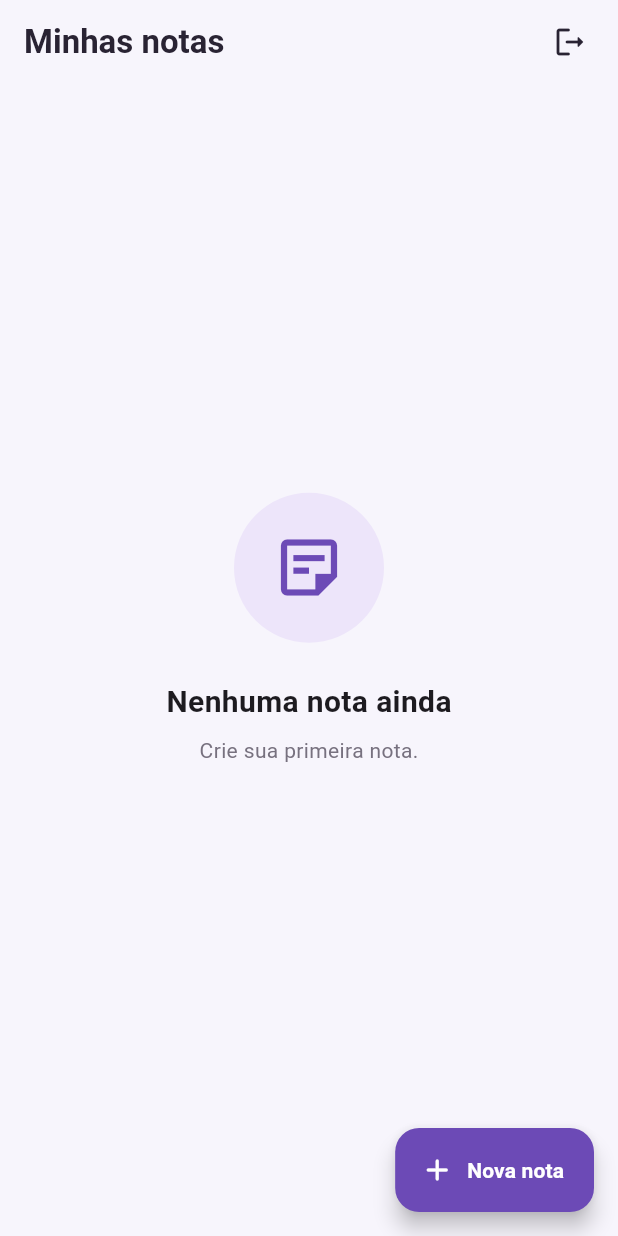
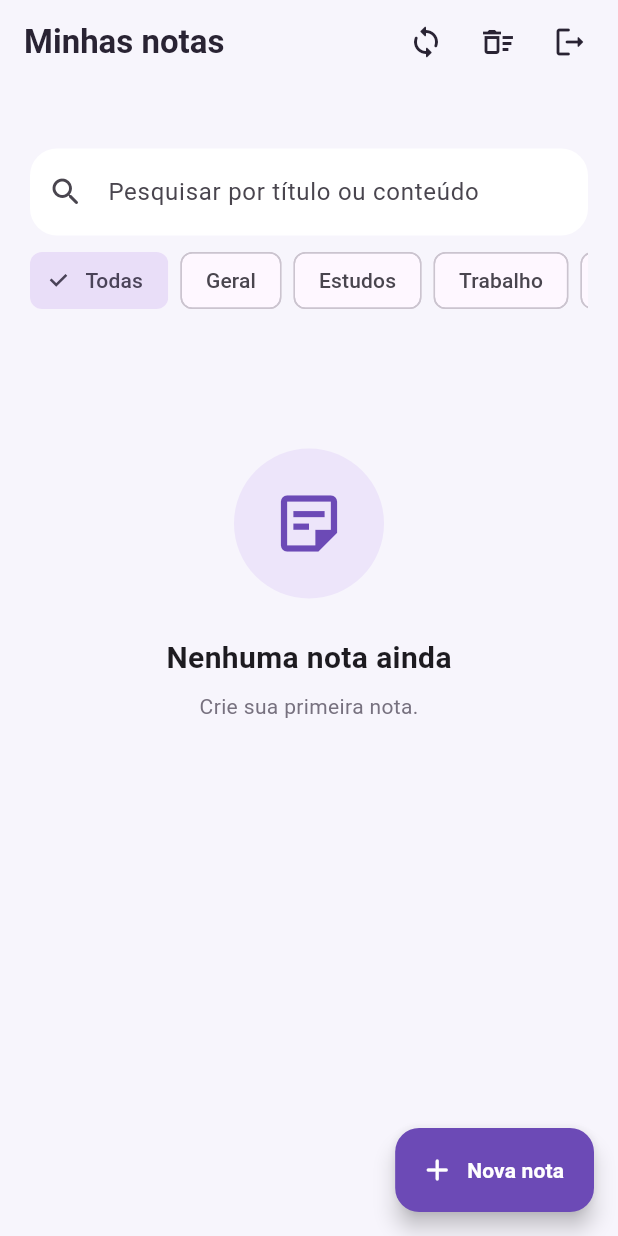
Before and after one commit to LopesBrendinha/bloco_de_nota_turma_B, a Flutter app: the NotesPage screen opened directly, on a phone screen of 412 x 824 dp. Run offline on Flutter 3.47's test engine with Material 3 defaults, Android fonts, the phone set to English and light mode, and no system bars; our stand-ins replace cloud_firestore, firebase_auth, firebase_core, sqflite; accounts and stored records are empty.

Commit message:
feat: pesquisa por título/conteúdo, filtro por categoria e sincronização na tela de notas
Co-Authored-By: Claude Opus 5.5 <noreply@anthropic.com>

```diff
--- a/lib/screens/notes_page.dart
+++ b/lib/screens/notes_page.dart
@@ -1,85 +1,117 @@
 import 'package:firebase_auth/firebase_auth.dart';
 import 'package:flutter/material.dart';
 
-import '../database/database_helper.dart';
 import '../models/note.dart';
+import '../repositories/note_repository.dart';
 import '../services/auth_service.dart';
 import '../widgets/note_card.dart';
 import 'login_page.dart';
 import 'note_form_page.dart';
+import 'trash_page.dart';
 
 class NotesPage extends StatefulWidget {
-  const NotesPage({super.key});
+  final NoteRepository? repository;
+
+  const NotesPage({super.key, this.repository});
 
   @override
   State<NotesPage> createState() => _NotesPageState();
 }
 
 class _NotesPageState extends State<NotesPage> {
-  final DatabaseHelper database = DatabaseHelper.instance;
-
+  late final NoteRepository repository = widget.repository ?? NoteRepository();
   final AuthService authService = AuthService();
+  final searchController = TextEditingController();
 
   List<Note> notes = [];
+  List<String> categories = [];
+  String? selectedCategory; // null = todas
+  bool syncing = false;
+
+  String? get uid => FirebaseAuth.instance.currentUser?.uid;
 
   @override
   void initState() {
     super.initState();
+    // Mostra primeiro o que está no aparelho e depois atualiza com a nuvem.
+    loadNotes().then((_) => syncNow(silent: true));
+  }
 
-    loadNotes();
+  @override
+  void dispose() {
+    searchController.dispose();
+    super.dispose();
+  }
+
+  void showMessage(String text, {SnackBarAction? action}) {
+    if (!mounted) return;
+    ScaffoldMessenger.of(context)
+      ..hideCurrentSnackBar()
+      ..showSnackBar(SnackBar(content: Text(text), action: action));
   }
 
   Future<void> loadNotes() async {
-    // Recuperamos o usuário atualmente
-    // autenticado no Firebase.
-    final user = FirebaseAuth.instance.currentUser;
+    final uid = this.uid;
+    if (uid == null) return;
 
-    // Se não houver usuário,
-    // não podemos buscar as notas.
-    if (user == null) return;
-
-    // Enviamos o UID para o banco local.
-    //
-    // O banco irá buscar somente as notas
-    // pertencentes a esse usuário.
-    final result = await database.getNotes(user.uid);
+    final result = await repository.getNotes(
+      uid,
+      query: searchController.text,
+      category: selectedCategory,
+    );
+    final cats = await repository.getCategories(uid);
 
     if (mounted) {
-      // Atualizamos a lista utilizada
-      // pela interface.
       setState(() {
         notes = result;
+        categories = cats;
       });
     }
   }
 
-  Future<void> deleteNote(int id) async {
-    // Enviamos o ID da nota para o banco.
-    //
-    // O banco executará:
-    //
-    // DELETE FROM notes
-    // WHERE id = ?
-    //
-    // O ? será substituído pelo ID.
-    await database.deleteNote(id);
+  Future<void> syncNow({bool silent = false}) async {
+    final uid = this.uid;
+    if (uid == null || syncing) return;
 
-    // Depois de excluir,
-    // buscamos novamente as notas.
+    setState(() => syncing = true);
+    final ok = await repository.sync(uid);
+    if (!mounted) return;
+    setState(() => syncing = false);
     await loadNotes();
 
-    if (mounted) {
-      ScaffoldMessenger.of(
-        context,
-      ).showSnackBar(const SnackBar(content: Text('Nota excluída.')));
+    if (!ok) {
+      showMessage('Sem conexão com a nuvem. Exibindo as notas salvas no aparelho.');
+    } else if (!silent) {
+      showMessage('Notas sincronizadas.');
     }
+  }
+
+  void reportSave(bool? synced) {
+    if (synced == false) {
+      showMessage('Salva no aparelho. Será enviada à nuvem quando houver conexão.');
+    }
+  }
+
+  Future<void> moveToTrash(Note note) async {
+    await repository.moveToTrash(note);
+    await loadNotes();
+    showMessage(
+      'Nota movida para a lixeira.',
+      action: SnackBarAction(
+        label: 'Desfazer',
+        onPressed: () async {
+          final trashed = (await repository.getTrash(note.uid))
+              .firstWhere((n) => n.remoteId == note.remoteId);
+          await repository.restore(trashed);
+          await loadNotes();
+        },
+      ),
+    );
   }
 
   Future<void> logout() async {
     await authService.logout();
-
     if (!mounted) return;
-
     Navigator.pushAndRemoveUntil(
       context,
       MaterialPageRoute(builder: (_) => const LoginPage()),
@@ -87,34 +119,29 @@ class _NotesPageState extends State<NotesPage> {
     );
   }
 
-  Future<void> openNewNote() async {
-    // Abre a tela responsável pelo formulário.
+  Future<void> openForm([Note? note]) async {
+    final synced = await Navigator.push<bool>(
+      context,
+      MaterialPageRoute(
+        builder: (_) => NoteFormPage(note: note, repository: repository),
+      ),
+    );
+    await loadNotes();
+    reportSave(synced);
+  }
+
+  Future<void> openTrash() async {
     await Navigator.push(
       context,
-      MaterialPageRoute(builder: (_) => const NoteFormPage()),
+      MaterialPageRoute(builder: (_) => TrashPage(repository: repository)),
     );
-
-    // Quando o usuário voltar para essa página,
-    // buscamos novamente as notas.
-    await loadNotes();
-  }
-
-  Future<void> openEditNote(Note note) async {
-    // Passamos a nota selecionada
-    // para a tela de edição.
-    await Navigator.push(
-      context,
-      MaterialPageRoute(builder: (_) => NoteFormPage(note: note)),
-    );
-
-    // Quando retornar da edição,
-    // atualizamos a lista.
     await loadNotes();
   }
 
   @override
   Widget build(BuildContext context) {
     final user = FirebaseAuth.instance.currentUser;
+    final filtering = searchController.text.isNotEmpty || selectedCategory != null;
 
     return Scaffold(
       appBar: AppBar(
@@ -122,106 +149,107 @@ class _NotesPageState extends State<NotesPage> {
           'Minhas notas',
           style: TextStyle(fontWeight: FontWeight.bold),
         ),
-
         actions: [
+          IconButton(
+            tooltip: 'Sincronizar',
+            onPressed: syncing ? null : syncNow,
+            icon: syncing
+                ? const SizedBox(
+                    width: 20,
+                    height: 20,
+                    child: CircularProgressIndicator(strokeWidth: 2),
+                  )
+                : const Icon(Icons.sync_rounded),
+          ),
+          IconButton(
+            tooltip: 'Lixeira',
+            onPressed: openTrash,
+            icon: const Icon(Icons.delete_sweep_outlined),
+          ),
           IconButton(
             tooltip: 'Sair',
             onPressed: logout,
             icon: const Icon(Icons.logout_rounded),
           ),
-
           const SizedBox(width: 8),
         ],
       ),
-
       floatingActionButton: FloatingActionButton.extended(
-        onPressed: openNewNote,
-
+        onPressed: () => openForm(),
         backgroundColor: const Color(0xFF6C4AB6),
-
         foregroundColor: Colors.white,
-
         icon: const Icon(Icons.add_rounded),
-
         label: const Text(
           'Nova nota',
           style: TextStyle(fontWeight: FontWeight.bold),
         ),
       ),
-
       body: Padding(
-        padding: const EdgeInsets.fromLTRB(20, 10, 20, 90),
-
+        padding: const EdgeInsets.fromLTRB(20, 10, 20, 0),
         child: Column(
           crossAxisAlignment: CrossAxisAlignment.start,
-
           children: [
             Text(
               user?.email ?? '',
               style: const TextStyle(color: Color(0xFF77717F), fontSize: 13),
             ),
-
-            const SizedBox(height: 20),
-
-            if (notes.isEmpty)
-              Expanded(
-                child: Center(
-                  child: Column(
-                    mainAxisAlignment: MainAxisAlignment.center,
-
-                    children: [
-                      Container(
-                        width: 100,
-                        height: 100,
-
-                        decoration: BoxDecoration(
-                          color: const Color(0xFFEDE5FA),
-                          shape: BoxShape.circle,
-                        ),
-
-                        child: const Icon(
-                          Icons.sticky_note_2_outlined,
-                          size: 50,
-                          color: Color(0xFF6C4AB6),
+            const SizedBox(height: 14),
+            TextField(
+              controller: searchController,
+              onChanged: (_) => loadNotes(),
+              decoration: InputDecoration(
+                hintText: 'Pesquisar por título ou conteúdo',
+                prefixIcon: const Icon(Icons.search_rounded),
+                suffixIcon: searchController.text.isEmpty
+                    ? null
+                    : IconButton(
+                        icon: const Icon(Icons.close_rounded),
+                        onPressed: () {
+                          searchController.clear();
+                          loadNotes();
+                        },
                       ),
               ),
-
-                      const SizedBox(height: 25),
-
-                      const Text(
-                        'Nenhuma nota ainda',
-                        style: TextStyle(
-                          fontSize: 20,
-                          fontWeight: FontWeight.bold,
             ),
+            const SizedBox(height: 10),
+            SizedBox(
+              height: 40,
+              child: ListView(
+                scrollDirection: Axis.horizontal,
+                children: [
+                  for (final c in [null, ...categories])
+                    Padding(
+                      padding: const EdgeInsets.only(right: 8),
+                      child: ChoiceChip(
+                        label: Text(c ?? 'Todas'),
+                        selected: selectedCategory == c,
+                        onSelected: (_) {
+                          setState(() => selectedCategory = c);
+                          loadNotes();
+                        },
                       ),
-
-                      const SizedBox(height: 8),
-
-                      const Text(
-                        'Crie sua primeira nota.',
-                        style: TextStyle(color: Color(0xFF77717F)),
                     ),
                 ],
               ),
             ),
-              )
-            else
+            const SizedBox(height: 12),
             Expanded(
-                child: ListView.builder(
+              child: RefreshIndicator(
+                onRefresh: syncNow,
+                child: notes.isEmpty
+                    ? _EmptyState(filtering: filtering)
+                    : ListView.builder(
+                        padding: const EdgeInsets.only(bottom: 90),
                         itemCount: notes.length,
-
                         itemBuilder: (context, index) {
                           final note = notes[index];
-
                           return NoteCard(
                             note: note,
-
-                      onTap: () => openEditNote(note),
-
-                      onDelete: () => deleteNote(note.id!),
+                            onTap: () => openForm(note),
+                            onDelete: () => moveToTrash(note),
                           );
                         },
+                      ),
               ),
             ),
           ],
@@ -230,3 +258,48 @@ class _NotesPageState extends State<NotesPage> {
     );
   }
 }
+
+class _EmptyState extends StatelessWidget {
+  final bool filtering;
+
+  const _EmptyState({required this.filtering});
+
+  @override
+  Widget build(BuildContext context) {
+    // ListView para o "puxar para atualizar" funcionar mesmo sem notas.
+    return ListView(
+      children: [
+        const SizedBox(height: 80),
+        Center(
+          child: Container(
+            width: 100,
+            height: 100,
+            decoration: const BoxDecoration(
+              color: Color(0xFFEDE5FA),
+              shape: BoxShape.circle,
+            ),
+            child: Icon(
+              filtering ? Icons.search_off_rounded : Icons.sticky_note_2_outlined,
+              size: 50,
+              color: const Color(0xFF6C4AB6),
+            ),
+          ),
+        ),
+        const SizedBox(height: 25),
+        Center(
+          child: Text(
+            filtering ? 'Nenhuma nota encontrada' : 'Nenhuma nota ainda',
+            style: const TextStyle(fontSize: 20, fontWeight: FontWeight.bold),
+          ),
+        ),
+        const SizedBox(height: 8),
+        Center(
+          child: Text(
+            filtering ? 'Tente outra palavra ou categoria.' : 'Crie sua primeira nota.',
+            style: const TextStyle(color: Color(0xFF77717F)),
+          ),
+        ),
+      ],
+    );
+  }
+}
```
Lines whose indentation alone changed are shown as unchanged.
